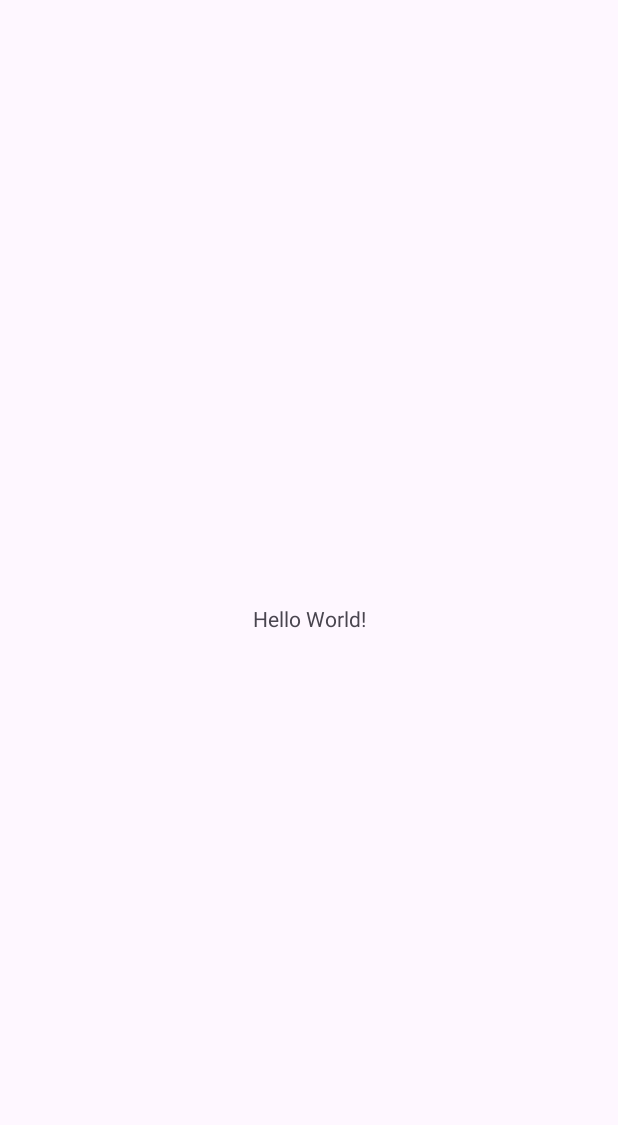
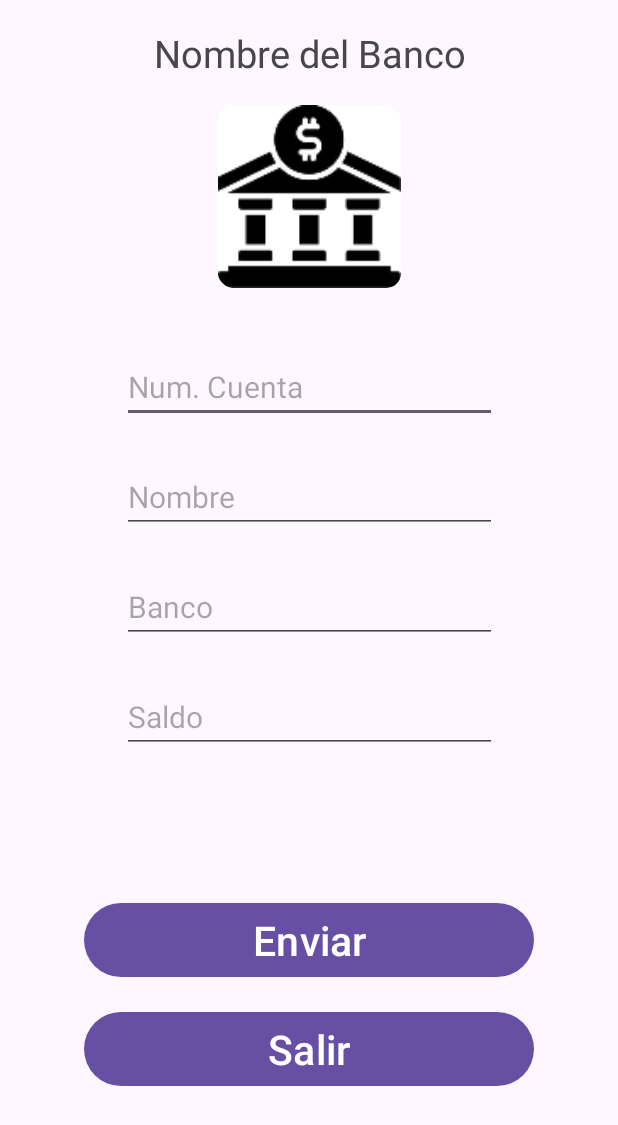
Before and after one commit to Maxwell1705/ExamenJava, an Android app: the screen it shows after launch (MainActivity), on a phone screen of 412 x 824 dp. Before the commit the part shown is almost empty. Shown: the top 1125 px of the screen. Run offline under Robolectric (Android 15) with nearby library versions, the light colour scheme and no system bars.

Commit message:
Se diseño el MainActivity

```diff
--- a/app/src/main/res/layout/activity_main.xml
+++ b/app/src/main/res/layout/activity_main.xml
@@ -7,12 +7,112 @@
     tools:context=".MainActivity">
 
     <TextView
-        android:layout_width="wrap_content"
+        android:layout_width="match_parent"
         android:layout_height="wrap_content"
-        android:text="Hello World!"
-        app:layout_constraintBottom_toBottomOf="parent"
+        android:id="@+id/lblBanco"
+        android:layout_marginTop="18dp"
+        android:text="Nombre del Banco"
+        android:textSize="25dp"
+        android:textAlignment="center"
+        app:layout_constraintTop_toTopOf="parent"
+        app:layout_constraintStart_toStartOf="parent"
+        app:layout_constraintEnd_toEndOf="parent">
+
+    </TextView>
+
+    <ImageView
+        android:layout_width="122dp"
+        android:layout_height="126dp"
+        android:layout_marginTop="15dp"
+        android:id="@+id/imgLogoBanco"
+        android:src="@mipmap/ic_banco"
         app:layout_constraintEnd_toEndOf="parent"
         app:layout_constraintStart_toStartOf="parent"
-        app:layout_constraintTop_toTopOf="parent" />
+        app:layout_constraintTop_toBottomOf="@+id/lblBanco">
+
+    </ImageView>
+
+    <EditText
+        android:layout_width="250dp"
+        android:layout_height="wrap_content"
+        android:id="@+id/txtNumeroCuenta"
+        android:layout_marginTop="40dp"
+        android:hint="Num. Cuenta"
+        android:textSize="20dp"
+        app:layout_constraintTop_toBottomOf="@+id/imgLogoBanco"
+        app:layout_constraintStart_toStartOf="parent"
+        app:layout_constraintEnd_toEndOf="parent">
+
+    </EditText>
+
+    <EditText
+        android:layout_width="250dp"
+        android:layout_height="wrap_content"
+        android:id="@+id/txtNombre"
+        android:layout_marginTop="25dp"
+        android:hint="Nombre"
+        android:textSize="20dp"
+        app:layout_constraintTop_toBottomOf="@+id/txtNumeroCuenta"
+        app:layout_constraintStart_toStartOf="parent"
+        app:layout_constraintEnd_toEndOf="parent">
+
+    </EditText>
+
+    <EditText
+        android:layout_width="250dp"
+        android:layout_height="wrap_content"
+        android:id="@+id/txtNombreBanco"
+        android:layout_marginTop="25dp"
+        android:hint="Banco"
+        android:textSize="20dp"
+        app:layout_constraintTop_toBottomOf="@+id/txtNombre"
+        app:layout_constraintStart_toStartOf="parent"
+        app:layout_constraintEnd_toEndOf="parent">
+
+    </EditText>
+
+    <EditText
+        android:layout_width="250dp"
+        android:layout_height="wrap_content"
+        android:id="@+id/txtSaldo"
+        android:layout_marginTop="25dp"
+        android:hint="Saldo"
+        android:textSize="20dp"
+        app:layout_constraintTop_toBottomOf="@+id/txtNombreBanco"
+        app:layout_constraintStart_toStartOf="parent"
+        app:layout_constraintEnd_toEndOf="parent">
+
+    </EditText>
+
+    <Button
+        android:layout_width="300dp"
+        android:layout_height="wrap_content"
+        app:layout_constraintVertical_chainStyle="packed"
+        android:layout_marginBottom="15dp"
+        android:id="@+id/btnEnviar"
+        android:text="Enviar"
+        android:textSize="27dp"
+        app:layout_constraintTop_toBottomOf="@+id/txtSaldo"
+        app:layout_constraintStart_toStartOf="parent"
+        app:layout_constraintEnd_toEndOf="parent"
+        app:layout_constraintBottom_toTopOf="@+id/btnSalir"
+        >
+
+    </Button>
+
+    <Button
+        android:layout_width="300dp"
+        android:layout_height="wrap_content"
+        android:id="@+id/btnSalir"
+        android:text="Salir"
+        android:textSize="27dp"
+        app:layout_constraintTop_toBottomOf="@id/btnEnviar"
+        app:layout_constraintEnd_toEndOf="parent"
+        app:layout_constraintStart_toStartOf="parent"
+        app:layout_constraintBottom_toBottomOf="parent">
+
+    </Button>
+
+
 
 </androidx.constraintlayout.widget.ConstraintLayout>
```
